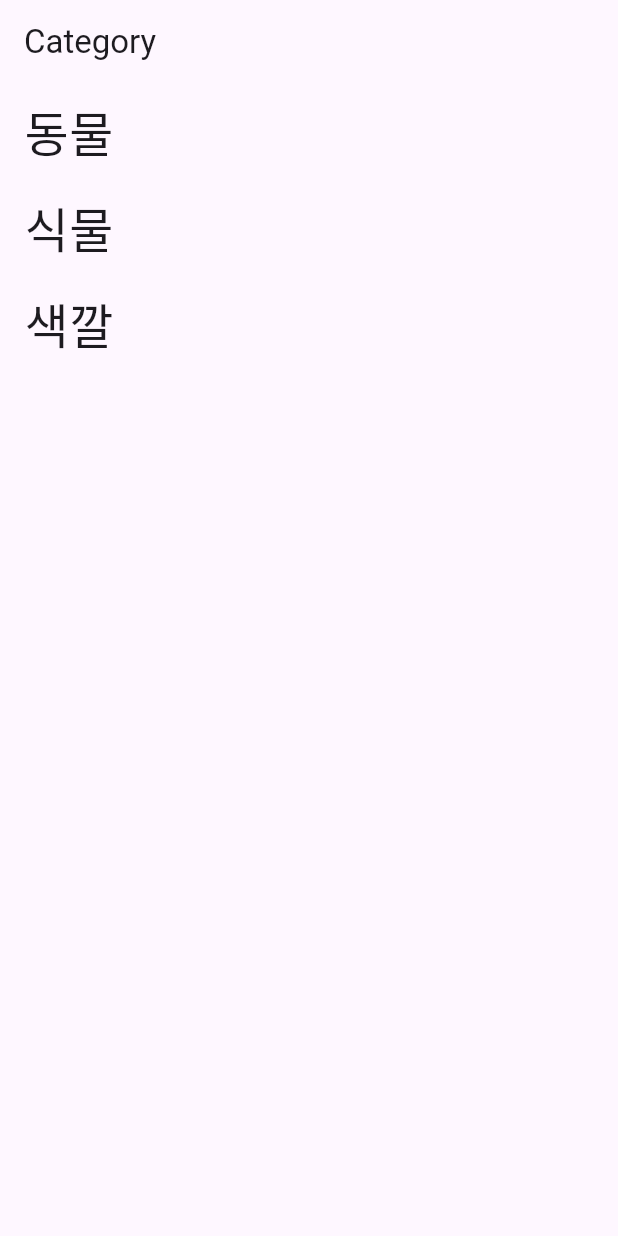
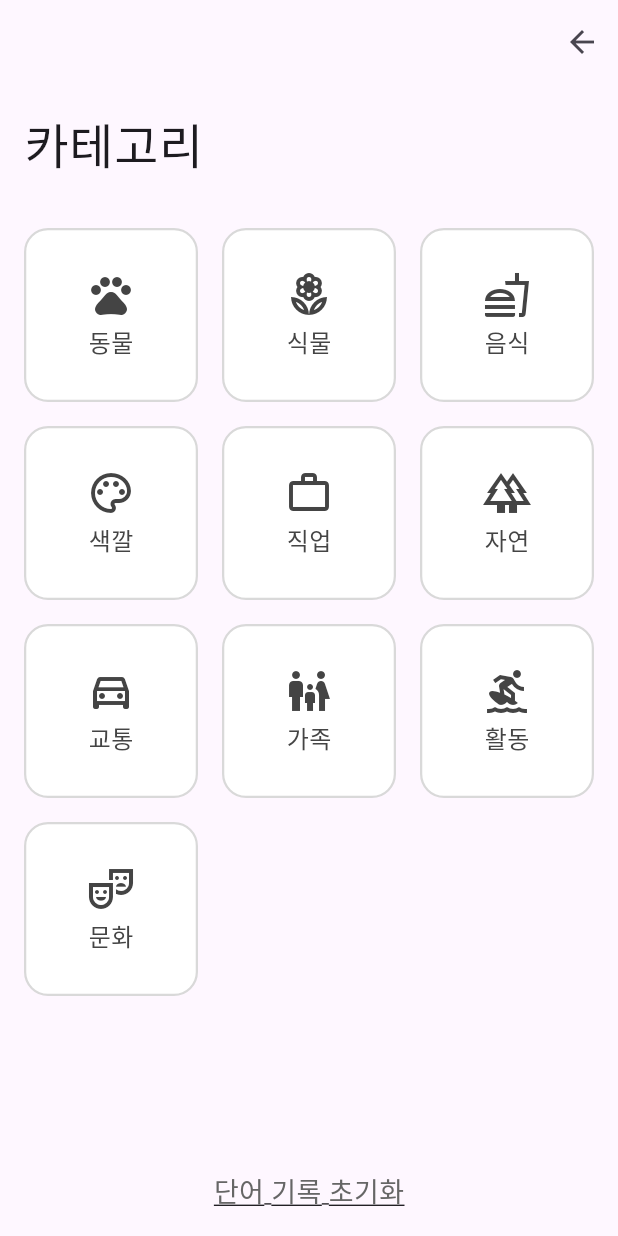
Before and after one commit to DoRun-DoRun/flash-card-app, a Flutter app: the CategoryPage screen opened by its route, on a phone screen of 412 x 824 dp. Run offline on Flutter 3.47's test engine with Material 3 defaults, Android fonts, the light colour scheme and no system bars; our stand-ins replace flutter_card_swiper, flutter_riverpod, go_router, riverpod_annotation; generated files the repository leaves out were written again; Roboto replaces fonts that are missing (Jalnan, Jeju).

Commit message:
feat: 카테고리 화면 설계

```diff
--- a/lib/model/category.dart
+++ b/lib/model/category.dart
@@ -1,9 +1,19 @@
+import 'package:flutter/material.dart';
+
 enum CategoryCode {
-  animal("동물", "animal"),
-  plant("식물", "plant"),
-  color("색깔", "color");
+  animal("동물", "animal", Icons.pets_outlined),
+  plant("식물", "plant", Icons.local_florist_outlined),
+  food("음식", "food", Icons.fastfood_outlined),
+  color("색깔", "color", Icons.color_lens_outlined),
+  occupation("직업", "occupation", Icons.work_outline),
+  nature("자연", "nature", Icons.forest_outlined),
+  transportation("교통", "transportation", Icons.directions_car_outlined),
+  family("가족", "family", Icons.family_restroom_outlined),
+  activity("활동", "activity", Icons.surfing_outlined),
+  culture("문화", "culture", Icons.theater_comedy_outlined);
 
   final String korean;
   final String english;
-  const CategoryCode(this.korean, this.english);
+  final IconData icon;
+  const CategoryCode(this.korean, this.english, this.icon);
 }
--- a/lib/view/category_list_page.dart
+++ b/lib/view/category_list_page.dart
@@ -1,6 +1,7 @@
 import 'package:flash_card_app/repository/card_repo.dart';
 import 'package:flutter/material.dart';
 import 'package:flutter_riverpod/flutter_riverpod.dart';
+import 'package:go_router/go_router.dart';
 
 class CategoryListPage extends ConsumerWidget {
   final String? categoryName;
@@ -14,8 +15,16 @@ class CategoryListPage extends ConsumerWidget {
 
     return Scaffold(
       appBar: AppBar(
-        title: Text(categoryName.toString()),
-      ),
+          title: Text(categoryName.toString()),
+          automaticallyImplyLeading: false,
+          actions: [
+            IconButton(
+              icon: const Icon(Icons.arrow_back),
+              onPressed: () {
+                context.pop();
+              },
+            ),
+          ]),
       body: ListView.builder(
           itemCount: wordCardList.length,
           itemBuilder: (context, index) {
--- a/lib/view/category_page.dart
+++ b/lib/view/category_page.dart
@@ -1,4 +1,5 @@
 import 'package:flash_card_app/repository/category_repo.dart';
+import 'package:flash_card_app/view/category_widget.dart';
 import 'package:flutter/material.dart';
 import 'package:flutter_riverpod/flutter_riverpod.dart';
 import 'package:go_router/go_router.dart';
@@ -12,21 +13,55 @@ class CategoryPage extends ConsumerWidget {
 
     return Scaffold(
       appBar: AppBar(
-        title: const Text("Category"),
+          // title: const Text("Category"),
+          automaticallyImplyLeading: false,
+          actions: [
+            IconButton(
+              icon: const Icon(Icons.arrow_back),
+              onPressed: () {
+                context.pop();
+              },
+            ),
+          ]),
+      body: Padding(
+        padding: const EdgeInsets.all(16.0),
+        child: Column(
+          crossAxisAlignment: CrossAxisAlignment.start,
+          children: [
+            Text(
+              '카테고리',
+              style: Theme.of(context).textTheme.bodyLarge,
+            ),
+            const SizedBox(
+              height: 32,
+            ),
+            Expanded(
+              child: GridView.builder(
+                  gridDelegate: const SliverGridDelegateWithFixedCrossAxisCount(
+                    crossAxisCount: 3,
+                    crossAxisSpacing: 16.0,
+                    mainAxisSpacing: 16.0,
+                  ),
+                  itemCount: categoryList.length,
+                  itemBuilder: (context, index) {
+                    final wordCard = categoryList[index];
+                    return CategoryWidget(wordCard: wordCard);
+                  }),
+            ),
+            const SizedBox(
+              height: 48,
+            ),
+            const Center(
+              child: Text(
+                "단어 기록 초기화",
+                style: TextStyle(
+                  decoration: TextDecoration.underline,
+                ),
+              ),
+            ),
+          ],
+        ),
       ),
-      body: ListView.builder(
-          itemCount: categoryList.length,
-          itemBuilder: (context, index) {
-            final wordCard = categoryList[index];
-            return GestureDetector(
-              onTap: () {
-                context.push('/category/${wordCard.english}');
-              },
-              child: ListTile(
-                title: Text(wordCard.korean),
-              ),
-            );
-          }),
     );
   }
 }
--- /dev/null
+++ b/lib/view/category_widget.dart
@@ -0,0 +1,52 @@
+import 'package:flash_card_app/model/category.dart';
+import 'package:flutter/material.dart';
+import 'package:go_router/go_router.dart';
+
+class CategoryWidget extends StatelessWidget {
+  const CategoryWidget({
+    super.key,
+    required this.wordCard,
+  });
+
+  final CategoryCode wordCard;
+
+  @override
+  Widget build(BuildContext context) {
+    return GestureDetector(
+      onTap: () {
+        context.push('/category/${wordCard.english}');
+      },
+      child: Container(
+        decoration: BoxDecoration(
+            color: Colors.white,
+            border: Border.all(
+              color: const Color(0xFFD9D9D9),
+              width: 1.5,
+            ),
+            borderRadius: const BorderRadius.all(
+              Radius.circular(16),
+            )),
+        child: Column(
+          mainAxisAlignment: MainAxisAlignment.center,
+          children: [
+            Icon(
+              wordCard.icon,
+              size: 32,
+              color: const Color(0xff444444),
+            ),
+            const SizedBox(
+              height: 4,
+            ),
+            Text(
+              wordCard.korean,
+              style: const TextStyle(
+                fontSize: 16,
+                color: Color(0xFF444444),
+              ),
+            ),
+          ],
+        ),
+      ),
+    );
+  }
+}
```
